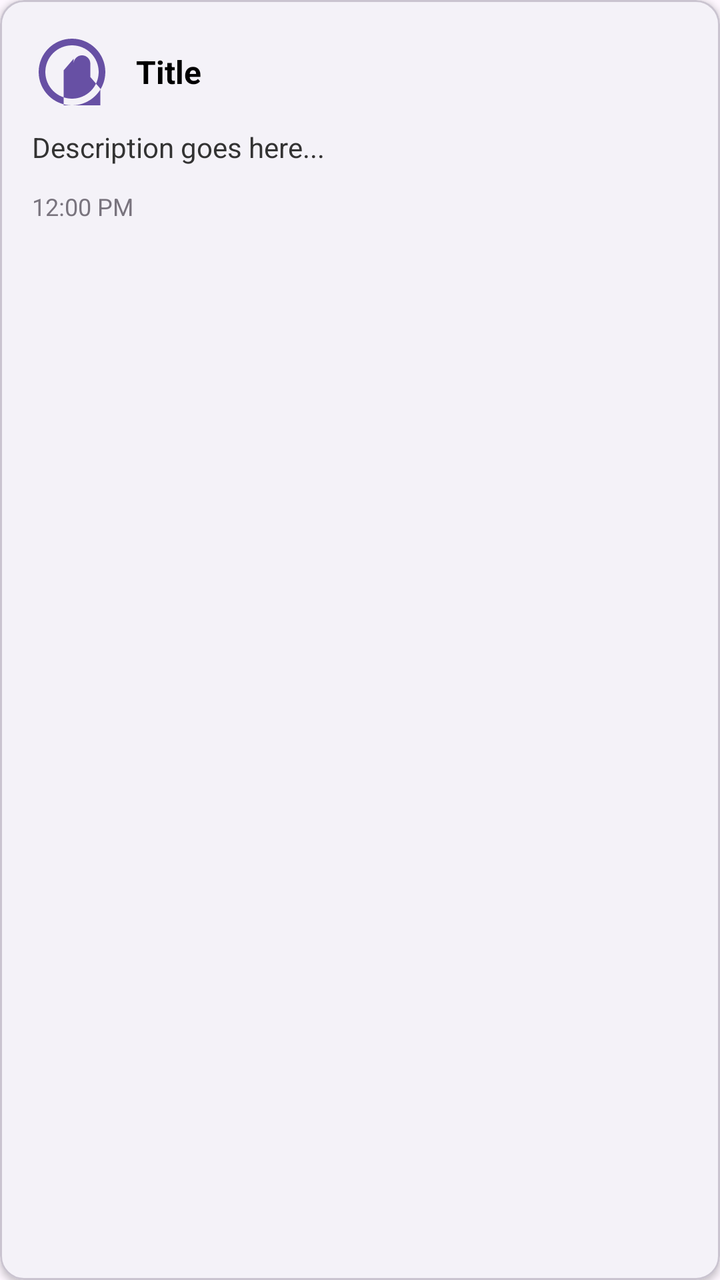
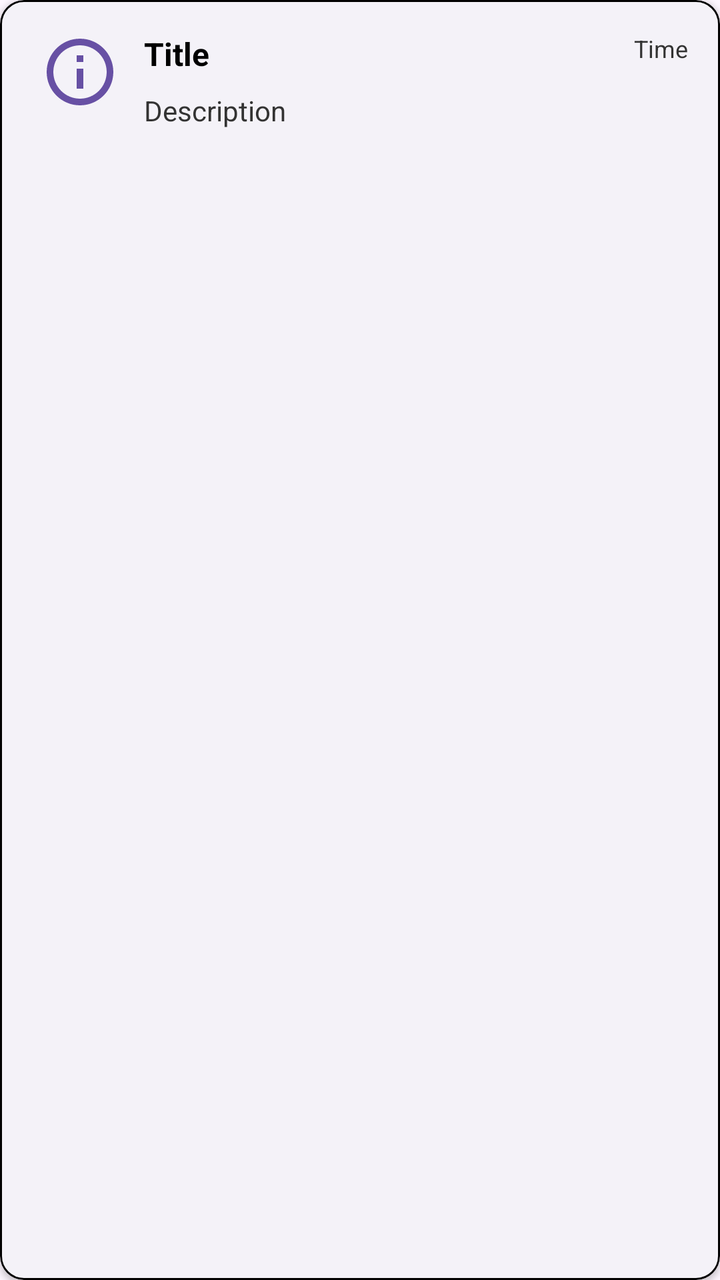

An Android layout rendered at two revisions. The XML below is the earlier revision; the diff shows what the commit changed to produce the second picture.
<!-- AndroidManifest.xml: application theme Theme.CAMPUS -->
<!-- res/layout/item_notification.xml -->
<?xml version="1.0" encoding="utf-8"?>
<com.google.android.material.card.MaterialCardView xmlns:android="http://schemas.android.com/apk/res/android"
    xmlns:app="http://schemas.android.com/apk/res-auto"
    android:layout_width="match_parent"
    android:layout_height="wrap_content"
    android:layout_marginHorizontal="16dp"
    android:layout_marginVertical="8dp"
    app:cardElevation="2dp"
    app:cardCornerRadius="12dp">

    <LinearLayout
        android:layout_width="match_parent"
        android:layout_height="wrap_content"
        android:orientation="vertical"
        android:padding="16dp">

        
        <LinearLayout
            android:layout_width="match_parent"
            android:layout_height="wrap_content"
            android:orientation="horizontal"
            android:gravity="center_vertical">

            
            <ImageView
                android:id="@+id/notification_icon"
                android:layout_width="40dp"
                android:layout_height="40dp"
                android:src="@drawable/ic_notification_bell"
                android:contentDescription="@string/notification_type_icon"
                app:tint="?attr/colorPrimary" />

            <TextView
                android:id="@+id/notification_title"
                android:layout_width="0dp"
                android:layout_height="wrap_content"
                android:layout_marginStart="12dp"
                android:layout_weight="1"
                android:textSize="16sp"
                android:textStyle="bold"
                android:textColor="?attr/colorOnSurface"
                android:text="Title" />

        </LinearLayout>

        
        <TextView
            android:id="@+id/notification_description"
            android:layout_width="match_parent"
            android:layout_height="wrap_content"
            android:layout_marginTop="8dp"
            android:textSize="14sp"
            android:textColor="?attr/colorOnSurfaceVariant"
            android:text="Description goes here..." />

        
        <LinearLayout
            android:layout_width="match_parent"
            android:layout_height="wrap_content"
            android:orientation="horizontal"
            android:layout_marginTop="12dp"
            android:gravity="center_vertical">

            <TextView
                android:id="@+id/notification_time"
                android:layout_width="0dp"
                android:layout_height="wrap_content"
                android:layout_weight="1"
                android:textSize="12sp"
                android:textColor="?attr/colorOutline"
                android:text="12:00 PM" />

            
            <Button
                android:id="@+id/read_button"
                android:layout_width="wrap_content"
                android:layout_height="wrap_content"
                android:text="Прочитано"
                android:textSize="12sp"
                android:visibility="gone"
                style="@style/Widget.Material3.Button.TextButton" />

        </LinearLayout>

    </LinearLayout>

</com.google.android.material.card.MaterialCardView>
<!-- resources referenced by this layout -->
<resources>
  <!-- drawable ic_notification_bell (drawable) -->
  <?xml version="1.0" encoding="utf-8"?>
  <vector xmlns:android="http://schemas.android.com/apk/res/android"
      android:width="24dp"
      android:height="24dp"
      android:viewportWidth="24"
      android:viewportHeight="24">
      <path
          android:fillColor="?attr/colorPrimary"
          android:pathData="M12,2C6.48,2 2,6.48 2,12s4.48,10 10,10 10,-4.48 10,-10S17.52,2 12,2zM12,20c-4.42,0 -8,-3.58 -8,-8s3.58,-8 8,-8 8,3.58 8,8 -3.58,8 -8,8zM9.5,16.5v-5l3,-3.5V9.5a2.5,2.5 0 0,1 5,0v4l3,3.5v5H9.5z"/>
  </vector>
  <string name="notification_type_icon">Notification type icon</string>
  <style name="Theme.CAMPUS" parent="Base.Theme.CAMPUS" />
  <style name="Base.Theme.CAMPUS" parent="Theme.Material3.Light.NoActionBar">
          <item name="colorSurface">#FFFFFF</item>        
          <item name="colorOnSurface">#000000</item>      
          <item name="colorOnSurfaceVariant">#333333</item> 
      </style>
</resources>

<!-- the commit's change to res/layout/item_notification.xml (unified diff, before → after) -->
@@ -1,87 +1,99 @@
 <?xml version="1.0" encoding="utf-8"?>
 <com.google.android.material.card.MaterialCardView xmlns:android="http://schemas.android.com/apk/res/android"
     xmlns:app="http://schemas.android.com/apk/res-auto"
+    android:id="@+id/notification_card"
     android:layout_width="match_parent"
     android:layout_height="wrap_content"
     android:layout_marginHorizontal="16dp"
     android:layout_marginVertical="8dp"
     app:cardElevation="2dp"
-    app:cardCornerRadius="12dp">
+    app:cardCornerRadius="12dp"
+    app:strokeWidth="1dp"
+    app:strokeColor="@android:color/black">
 
-    <LinearLayout
+    <androidx.constraintlayout.widget.ConstraintLayout
         android:layout_width="match_parent"
         android:layout_height="wrap_content"
-        android:orientation="vertical"
         android:padding="16dp">
 
         
-        <LinearLayout
-            android:layout_width="match_parent"
+        <View
+            android:id="@+id/unread_left_border"
+            android:layout_width="4dp"
+            android:layout_height="0dp"
+            android:background="?attr/colorPrimary"
+            android:visibility="gone"
+            app:layout_constraintTop_toTopOf="parent"
+            app:layout_constraintBottom_toBottomOf="parent"
+            app:layout_constraintStart_toStartOf="parent" />
+
+        
+        <ImageView
+            android:id="@+id/notification_icon"
+            android:layout_width="40dp"
+            android:layout_height="40dp"
+            android:src="@drawable/ic_notification_info"
+            android:contentDescription="@string/notification_type_icon"
+            app:layout_constraintTop_toTopOf="parent"
+            app:layout_constraintStart_toStartOf="parent"
+            android:layout_marginStart="4dp" />
+
+        
+        <TextView
+            android:id="@+id/notification_title"
+            android:layout_width="0dp"
             android:layout_height="wrap_content"
-            android:orientation="horizontal"
-            android:gravity="center_vertical">
+            android:layout_marginStart="12dp"
+            android:layout_marginEnd="12dp"
+            android:textSize="16sp"
+            android:textStyle="bold"
+            android:textColor="?attr/colorOnSurface"
+            android:text="Title"
+            app:layout_constraintTop_toTopOf="parent"
+            app:layout_constraintStart_toEndOf="@id/notification_icon"
+            app:layout_constraintEnd_toStartOf="@id/notification_time" />
 
-            
-            <ImageView
-                android:id="@+id/notification_icon"
-                android:layout_width="40dp"
-                android:layout_height="40dp"
-                android:src="@drawable/ic_notification_bell"
-                android:contentDescription="@string/notification_type_icon"
-                app:tint="?attr/colorPrimary" />
-
-            <TextView
-                android:id="@+id/notification_title"
-                android:layout_width="0dp"
-                android:layout_height="wrap_content"
-                android:layout_marginStart="12dp"
-                android:layout_weight="1"
-                android:textSize="16sp"
-                android:textStyle="bold"
-                android:textColor="?attr/colorOnSurface"
-                android:text="Title" />
-
-        </LinearLayout>
+        
+        <TextView
+            android:id="@+id/notification_time"
+            android:layout_width="wrap_content"
+            android:layout_height="wrap_content"
+            android:layout_marginStart="8dp"
+            android:textSize="12sp"
+            android:textColor="?attr/colorOnSurfaceVariant"
+            android:text="Time"
+            app:layout_constraintTop_toTopOf="parent"
+            app:layout_constraintEnd_toEndOf="parent" />
 
         
         <TextView
             android:id="@+id/notification_description"
-            android:layout_width="match_parent"
+            android:layout_width="0dp"
             android:layout_height="wrap_content"
             android:layout_marginTop="8dp"
+            android:layout_marginStart="56dp"
+            android:layout_marginEnd="12dp"
             android:textSize="14sp"
             android:textColor="?attr/colorOnSurfaceVariant"
-            android:text="Description goes here..." />
+            android:text="Description"
+            app:layout_constraintTop_toBottomOf="@id/notification_title"
+            app:layout_constraintStart_toStartOf="parent"
+            app:layout_constraintEnd_toEndOf="parent" />
 
         
-        <LinearLayout
-            android:layout_width="match_parent"
-            android:layout_height="wrap_content"
-            android:orientation="horizontal"
+        <Button
+            android:id="@+id/read_button"
+            android:layout_width="wrap_content"
+            android:layout_height="32dp"
             android:layout_marginTop="12dp"
-            android:gravity="center_vertical">
+            android:layout_marginStart="56dp"
+            android:text="@string/read_button"
+            android:textSize="12sp"
+            android:textAllCaps="false"
+            android:visibility="gone"
+            style="@style/Widget.MaterialComponents.Button.TextButton"
+            app:layout_constraintTop_toBottomOf="@id/notification_description"
+            app:layout_constraintStart_toStartOf="parent" />
 
-            <TextView
-                android:id="@+id/notification_time"
-                android:layout_width="0dp"
-                android:layout_height="wrap_content"
-                android:layout_weight="1"
-                android:textSize="12sp"
-                android:textColor="?attr/colorOutline"
-                android:text="12:00 PM" />
-
-            
-            <Button
-                android:id="@+id/read_button"
-                android:layout_width="wrap_content"
-                android:layout_height="wrap_content"
-                android:text="Прочитано"
-                android:textSize="12sp"
-                android:visibility="gone"
-                style="@style/Widget.Material3.Button.TextButton" />
-
-        </LinearLayout>
-
-    </LinearLayout>
-
+    </androidx.constraintlayout.widget.ConstraintLayout>
 </com.google.android.material.card.MaterialCardView>
<!-- resource entries referenced after the edit -->
@@ -1,6 +1,6 @@
 <!-- resources referenced by this layout -->
 <resources>
-  <!-- drawable ic_notification_bell (drawable) -->
+  <!-- drawable ic_notification_info (drawable) -->
   <?xml version="1.0" encoding="utf-8"?>
   <vector xmlns:android="http://schemas.android.com/apk/res/android"
       android:width="24dp"
@@ -9,9 +9,10 @@
       android:viewportHeight="24">
       <path
           android:fillColor="?attr/colorPrimary"
-          android:pathData="M12,2C6.48,2 2,6.48 2,12s4.48,10 10,10 10,-4.48 10,-10S17.52,2 12,2zM12,20c-4.42,0 -8,-3.58 -8,-8s3.58,-8 8,-8 8,3.58 8,8 -3.58,8 -8,8zM9.5,16.5v-5l3,-3.5V9.5a2.5,2.5 0 0,1 5,0v4l3,3.5v5H9.5z"/>
+          android:pathData="M12,2C6.48,2 2,6.48 2,12s4.48,10 10,10 10,-4.48 10,-10S17.52,2 12,2zM12,20c-4.42,0 -8,-3.58 -8,-8s3.58,-8 8,-8 8,3.58 8,8 -3.58,8 -8,8zM11,17h2v-6h-2v6zm0,-8h2V7h-2v2z"/>
   </vector>
   <string name="notification_type_icon">Notification type icon</string>
+  <string name="read_button">Прочитано</string>
   <style name="Theme.CAMPUS" parent="Base.Theme.CAMPUS" />
   <style name="Base.Theme.CAMPUS" parent="Theme.Material3.Light.NoActionBar">
           <item name="colorSurface">#FFFFFF</item>        
